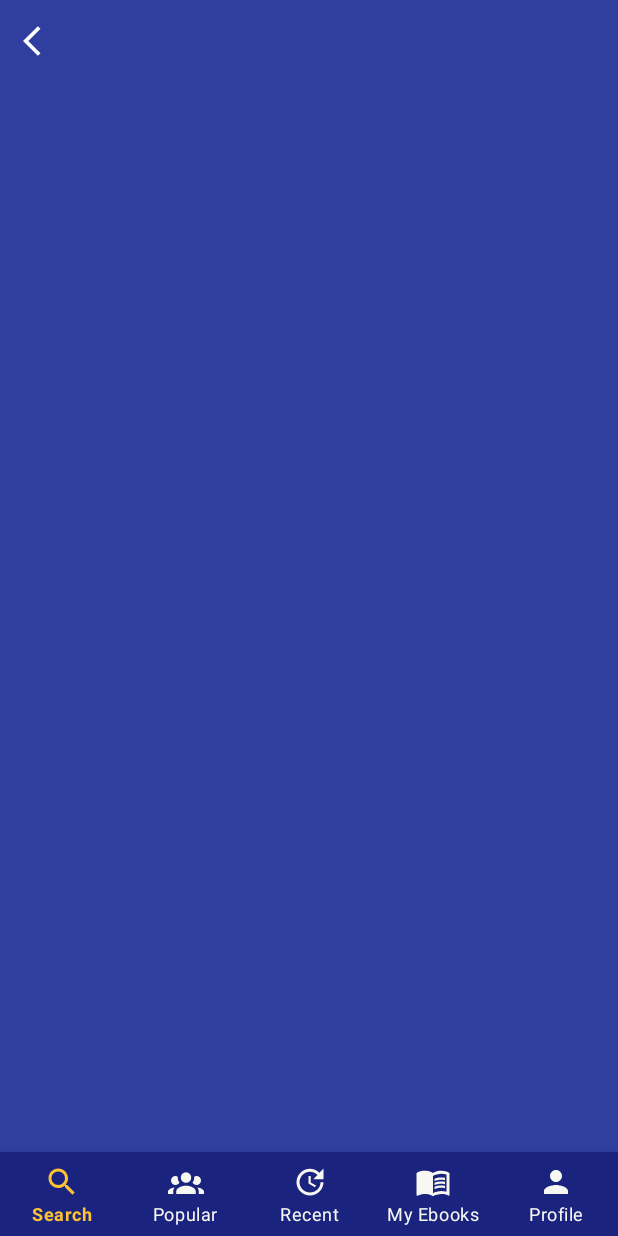
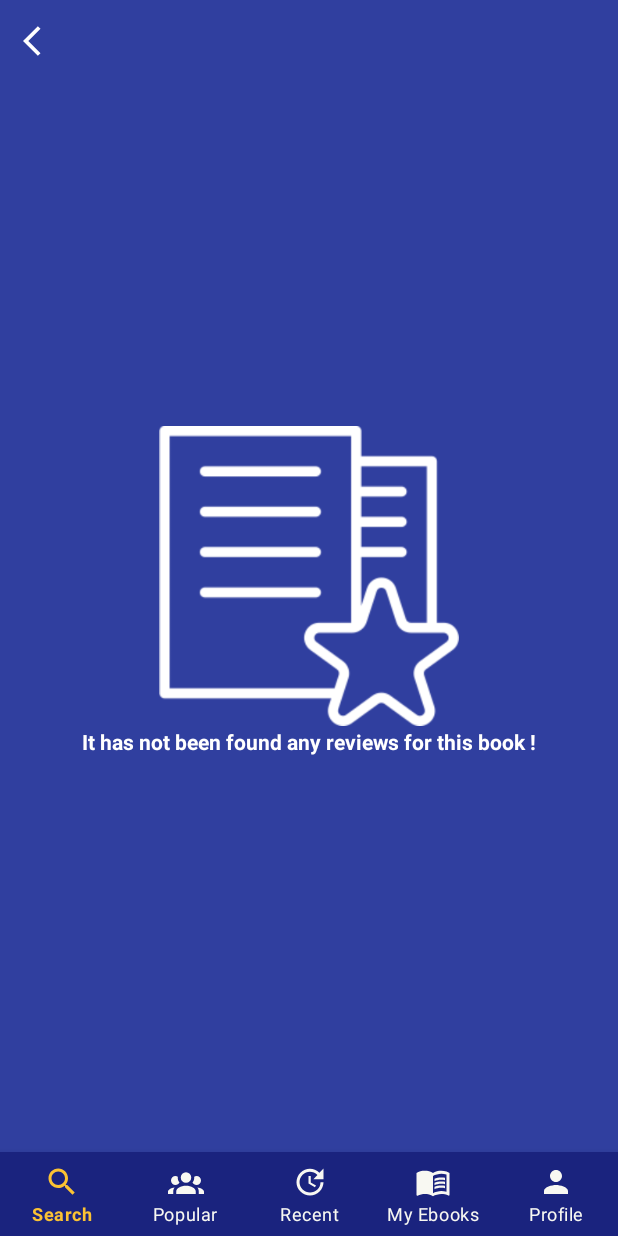
Before and after one commit to MatteoSalvino/Biblio-app, an Android app: the fragment ReviewsFragment placed in its activity, on a phone screen of 412 x 824 dp. Run offline under Robolectric (Android 15) with nearby library versions, the phone set to English and light mode, and no system bars; our stand-ins replace Firebase (no records; nobody signed in at launch, a user with empty details on screens opened directly); libraries missing offline, so code that uses them is left out: com.google.zxing.integration, com.jakewharton.rxbinding, lrusso96.simplebiblio.core, me.zhanghai.android; 12 statements that could not run were skipped.

Commit message:
link to vote function, empty reviews case, general UI fixs

```diff
--- a/app/src/main/java/com/example/biblio/api/EbooksHandler.java
+++ b/app/src/main/java/com/example/biblio/api/EbooksHandler.java
@@ -28,11 +28,11 @@ class EbooksHandler {
     private static final LogHelper logger = new LogHelper(EbooksHandler.class);
 
     @NotNull
-    static RatingResult rate(User user, @NotNull Ebook ebook, int rating) throws UnhautorizedRequestException {
+    static RatingResult rate(User user, @NotNull Ebook ebook, float rating) throws UnhautorizedRequestException {
         RequestBody formBody = new FormBody.Builder()
                 .add(EBOOK_PAR, Integer.toString(ebook.getId()))
                 .add(PROVIDER_PAR, Integer.toString(getProviderId(ebook.getProviderName())))
-                .add(RATING_PAR, Integer.toString(rating))
+                .add(RATING_PAR, Float.toString(rating))
                 .build();
         Request req = getAuthReqBuilder(user)
                 .url(String.format("%s/ebooks/rate", ENDPOINT))
--- a/app/src/main/java/com/example/biblio/api/User.java
+++ b/app/src/main/java/com/example/biblio/api/User.java
@@ -36,7 +36,7 @@ public final class User {
     }
 
     @Nullable
-    public RatingResult rate(Ebook ebook, int rating) {
+    public RatingResult rate(Ebook ebook, float rating) {
         for (int count = 0; count < MAX_TRIES; count++) {
             try {
                 if (count == 0 || this.login())
--- a/app/src/main/java/com/example/biblio/fragments/EbookDetailsFragment.java
+++ b/app/src/main/java/com/example/biblio/fragments/EbookDetailsFragment.java
@@ -85,7 +85,7 @@ public class EbookDetailsFragment extends Fragment {
                 if (current_stats == null) return;
                 getActivity().runOnUiThread(() -> {
                     appbarBinding.mainBookAverageRate.setText(String.valueOf(current_stats.getRatingAvg()));
-                    appbarBinding.mainBookReviewsCounter.setText(String.format(Locale.getDefault(), "%d %s", current_stats.getRatings(), getResources().getString(R.string.review_template)));
+                    appbarBinding.mainBookReviewsCounter.setText(String.format(Locale.getDefault(), "%d %s", current_stats.getRatings(), (current_stats.getRatings() == 1) ? getResources().getString(R.string.review_template) : getResources().getString(R.string.reviews_template)));
                 });
             }).start();
         }
--- a/app/src/main/java/com/example/biblio/fragments/ReviewsFragment.java
+++ b/app/src/main/java/com/example/biblio/fragments/ReviewsFragment.java
@@ -25,11 +25,14 @@ import com.example.biblio.api.User;
 import com.example.biblio.api.UserBuilder;
 import com.example.biblio.databinding.ReviewsFragmentBinding;
 import com.example.biblio.helpers.LogHelper;
+import com.example.biblio.helpers.SimpleBiblioHelper;
 import com.example.biblio.viewmodels.EbookDetailsViewModel;
 import com.google.android.material.button.MaterialButton;
 import com.google.firebase.firestore.FirebaseFirestore;
 import com.google.firebase.firestore.QueryDocumentSnapshot;
 import com.google.firebase.firestore.QuerySnapshot;
+import com.google.gson.Gson;
+import com.google.gson.reflect.TypeToken;
 
 import java.util.ArrayList;
 import java.util.List;
@@ -37,6 +40,7 @@ import java.util.Locale;
 import java.util.Objects;
 
 import lrusso96.simplebiblio.core.Ebook;
+import lrusso96.simplebiblio.core.SimpleBiblio;
 import me.zhanghai.android.materialratingbar.MaterialRatingBar;
 
 import static com.example.biblio.api.SimpleBiblioCommons.getProviderId;
@@ -45,6 +49,7 @@ import static com.example.biblio.helpers.SharedPreferencesHelper.CURRENT_USER_KE
 public class ReviewsFragment extends Fragment {
     public static final String TAG = "ReviewsFragment";
     public final LogHelper logger = new LogHelper(getClass());
+    ReviewsFragmentBinding binding;
     private ReviewsAdapter mAdapter;
     private Ebook mEbook;
     private User user;
@@ -52,13 +57,14 @@ public class ReviewsFragment extends Fragment {
     @Nullable
     @Override
     public View onCreateView(@NonNull LayoutInflater inflater, @Nullable ViewGroup container, @Nullable Bundle savedInstanceState) {
-        ReviewsFragmentBinding binding = ReviewsFragmentBinding.inflate(inflater, container, false);
+         binding = ReviewsFragmentBinding.inflate(inflater, container, false);
 
         EbookDetailsViewModel model = new ViewModelProvider(getActivity()).get(EbookDetailsViewModel.class);
         mEbook = model.getEbook().getValue();
         assert mEbook != null;
 
         SharedPreferences sharedPreferences = PreferenceManager.getDefaultSharedPreferences(Objects.requireNonNull(getContext()));
+        user = SimpleBiblioHelper.getCurrentUser(getContext());
 
         //Logged user
         if (!sharedPreferences.contains(CURRENT_USER_KEY)) {
@@ -109,10 +115,12 @@ public class ReviewsFragment extends Fragment {
 
         postBtn.setOnClickListener(myView -> {
             Toast.makeText(getContext(), reviewBody.getText().toString() + " " + ratingBar.getRating(), Toast.LENGTH_SHORT).show();
+
+
+            user.rate(mEbook, ratingBar.getRating());
+            //todo: add review to Firebase
+
             alertDialog.dismiss();
-
-            //todo: send review to the back-end
-
 
             //Clean dialog's fields
             reviewBody.setText("");
@@ -128,8 +136,6 @@ public class ReviewsFragment extends Fragment {
         binding.ebooksRv.setHasFixedSize(true);
         mAdapter = new ReviewsAdapter();
         binding.ebooksRv.setAdapter(mAdapter);
-        //todo: replace with retrieveReviews
-        //loadFakeReviews();
         retrieveReviews();
         return binding.getRoot();
     }
@@ -164,7 +170,14 @@ public class ReviewsFragment extends Fragment {
                             logger.d(document.getId() + " => " + document.getData());
                             mReviews.add(rev);
                         }
-                        //todo: handle empty list of reviews
+                        if(mReviews.isEmpty()) {
+                            binding.reviewsIvTemplate.setVisibility(View.VISIBLE);
+                            binding.reviewsTvTemplate.setVisibility(View.VISIBLE);
+                        } else {
+                            binding.reviewsIvTemplate.setVisibility(View.INVISIBLE);
+                            binding.reviewsTvTemplate.setVisibility(View.INVISIBLE);
+                        }
+
                         mAdapter.setReviews(mReviews);
                         mAdapter.notifyDataSetChanged();
                     } else {
--- a/app/src/main/res/layout/reviews_fragment.xml
+++ b/app/src/main/res/layout/reviews_fragment.xml
@@ -1,10 +1,11 @@
 <?xml version="1.0" encoding="utf-8"?>
-<LinearLayout xmlns:android="http://schemas.android.com/apk/res/android"
+<RelativeLayout
+    xmlns:android="http://schemas.android.com/apk/res/android"
     android:layout_width="match_parent"
-    android:layout_height="match_parent"
-    android:orientation="vertical">
+    android:layout_height="match_parent">
 
     <RelativeLayout
+        android:id="@+id/reviews_top_appbar"
         android:layout_width="match_parent"
         android:layout_height="wrap_content"
         android:orientation="horizontal">
@@ -37,6 +38,7 @@
         android:id="@+id/swipeContainer"
         android:layout_width="match_parent"
         android:layout_height="match_parent"
+        android:layout_below="@id/reviews_top_appbar"
         android:layout_marginLeft="5dp"
         android:layout_marginRight="5dp">
 
@@ -49,4 +51,24 @@
             android:scrollbars="vertical" />
 
     </androidx.swiperefreshlayout.widget.SwipeRefreshLayout>
-</LinearLayout>
+
+    <ImageView
+        android:id="@+id/reviews_iv_template"
+        android:layout_width="200dp"
+        android:layout_height="200dp"
+        android:layout_centerHorizontal="true"
+        android:layout_centerVertical="true"
+        android:tint="@color/main_book_text"
+        android:src="@drawable/review"/>
+
+    <TextView
+        android:id="@+id/reviews_tv_template"
+        android:layout_width="wrap_content"
+        android:layout_height="wrap_content"
+        android:layout_alignBottom="@id/reviews_iv_template"
+        android:layout_centerHorizontal="true"
+        android:layout_marginBottom="-20dp"
+        android:text="@string/empty_reviews_msg"
+        android:textColor="@color/main_book_text"
+        android:textStyle="bold" />
+</RelativeLayout>
--- a/app/src/main/res/values/strings.xml
+++ b/app/src/main/res/values/strings.xml
@@ -75,6 +75,8 @@
     <string name="login_error_msg">Login was not successful</string>
     <string name="no_description">Description not available.</string>
     <string name="review_template">review</string>
+    <string name="reviews_template">reviews</string>
+    <string name="empty_reviews_msg">It has not been found any reviews for this book !</string>
     <string name="null_field_placeholder" translatable="false">-</string>
     <string name="ebook_cover_cd">Book cover</string>
 </resources>
```
Also changed, not shown: app/src/main/res/layout/ebook_details_fragment_appbar.xml (+40 -4 lines), app/src/main/res/drawable/review.png (added), 1 other file.
